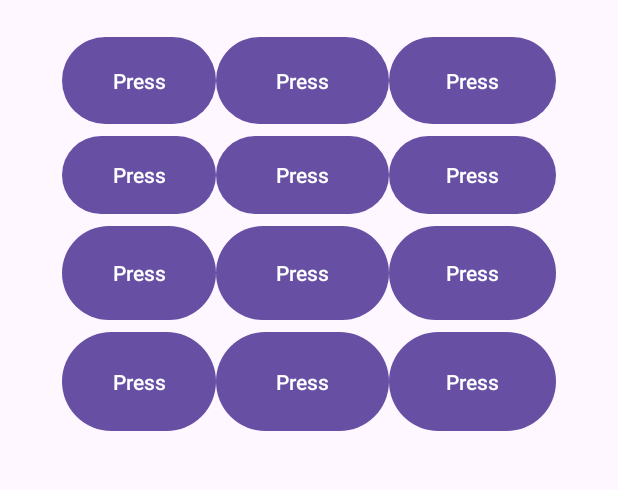
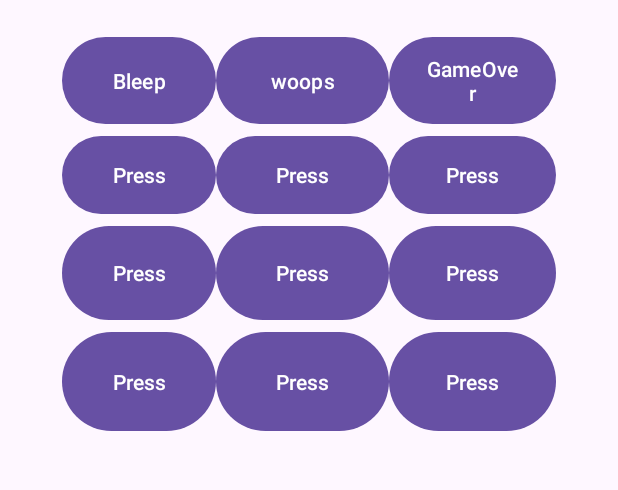
Before and after one commit to NaithanRi/SoundBoard, an Android app: the screen it shows after launch (MainActivity), on a phone screen of 412 x 824 dp, the part 167-657 px from its top. Run offline under Robolectric (Android 15) with nearby library versions, the light colour scheme and no system bars.

Commit message:
added sound

```diff
--- a/app/src/main/java/com/example/soundboard/MainActivity.java
+++ b/app/src/main/java/com/example/soundboard/MainActivity.java
@@ -2,13 +2,86 @@ package com.example.soundboard;
 
 import androidx.appcompat.app.AppCompatActivity;
 
+import android.media.MediaPlayer;
 import android.os.Bundle;
+import android.view.View;
+import android.widget.Button;
 
 public class MainActivity extends AppCompatActivity {
+
+    //buttons
+    private Button btnBleep;
+    private Button btnWoops;
+
+    private Button btnarcadeGameover;
 
     @Override
     protected void onCreate(Bundle savedInstanceState) {
         super.onCreate(savedInstanceState);
         setContentView(R.layout.activity_main);
+
+        //inititalize buttons
+        btnBleep = findViewById(R.id.btn_bleep);
+        btnWoops = findViewById(R.id.btn_woops);
+        btnarcadeGameover = findViewById(R.id.btn_gameover);
+
+        btnBleep.setOnClickListener(new View.OnClickListener() {
+            @Override
+            public void onClick(View v) {
+                playBleep();
+            }
+        });
+
+        btnWoops.setOnClickListener(new View.OnClickListener() {
+            @Override
+            public void onClick(View v) {
+                playWoops();
+            }
+        });
+
+        btnarcadeGameover.setOnClickListener(new View.OnClickListener() {
+            @Override
+            public void onClick(View v) {
+                playArcade();
+            }
+        });
+
+
+    }
+
+    private void playWoops(){
+        MediaPlayer mp = MediaPlayer.create(this,R.raw.sound_woops);
+        mp.start();
+        mp.setOnCompletionListener(new MediaPlayer.OnCompletionListener() {
+            @Override
+            public void onCompletion(MediaPlayer mp) {
+                mp.release();
+                mp=null;
+            }
+        });
+    }
+
+    private void playBleep(){
+        MediaPlayer mp = MediaPlayer.create(this,R.raw.sound_bleep);
+        mp.start();
+        mp.setOnCompletionListener(new MediaPlayer.OnCompletionListener() {
+            @Override
+            public void onCompletion(MediaPlayer mp) {
+                mp.release();
+                mp=null;
+            }
+        });
+    }
+
+    private void playArcade(){
+        MediaPlayer mp = MediaPlayer.create(this,R.raw.sound_arcadegameover);
+        mp.start();
+        mp.setOnCompletionListener(new MediaPlayer.OnCompletionListener() {
+            @Override
+            public void onCompletion(MediaPlayer mp) {
+                mp.release();
+                mp=null;
+            }
+        });
     }
 }
--- a/app/src/main/res/layout/activity_main.xml
+++ b/app/src/main/res/layout/activity_main.xml
@@ -73,30 +73,30 @@
         app:layout_constraintGuide_begin="329dp" />
 
     <Button
-        android:id="@+id/button"
+        android:id="@+id/btn_bleep"
         android:layout_width="0dp"
         android:layout_height="0dp"
-        android:text="Press"
+        android:text="Bleep"
         app:layout_constraintBottom_toTopOf="@+id/guideline7"
         app:layout_constraintEnd_toStartOf="@+id/guideline11"
         app:layout_constraintStart_toStartOf="@+id/guideline2"
         app:layout_constraintTop_toTopOf="@+id/guideline6" />
 
     <Button
-        android:id="@+id/button2"
+        android:id="@+id/btn_woops"
         android:layout_width="0dp"
         android:layout_height="0dp"
-        android:text="Press"
+        android:text="woops"
         app:layout_constraintBottom_toTopOf="@+id/guideline7"
         app:layout_constraintEnd_toStartOf="@+id/guideline12"
         app:layout_constraintStart_toStartOf="@+id/guideline11"
         app:layout_constraintTop_toTopOf="@+id/guideline6" />
 
     <Button
-        android:id="@+id/button3"
+        android:id="@+id/btn_gameover"
         android:layout_width="0dp"
         android:layout_height="0dp"
-        android:text="Press"
+        android:text="GameOver"
         app:layout_constraintBottom_toTopOf="@+id/guideline7"
         app:layout_constraintEnd_toStartOf="@+id/guideline3"
         app:layout_constraintHorizontal_bias="0.395"
```
Also changed, not shown: 8 other files.
